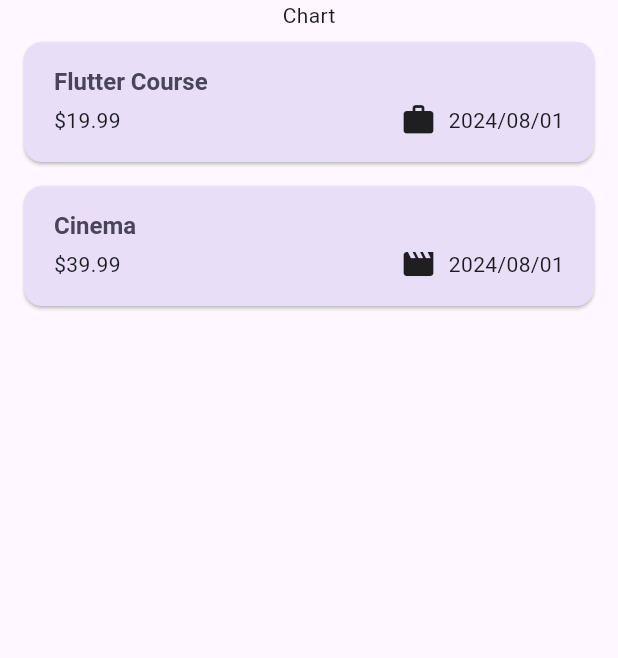
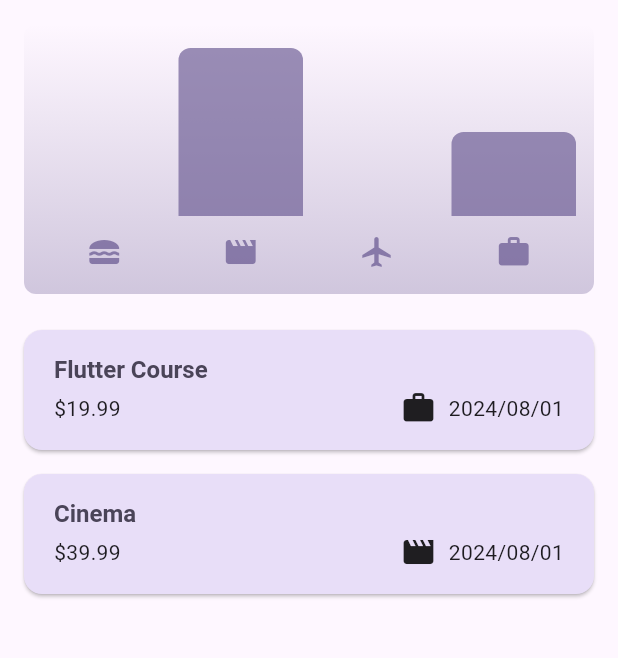
Before and after one commit to hybrid0815/expense_tracker, a Flutter app: the screen it shows after launch, on a phone screen of 412 x 824 dp, the part 84-742 px from its top. Run offline on Flutter 3.47's test engine with Material 3 defaults, Android fonts, the phone set to English and light mode, and no system bars.

Commit message:
first commit

```diff
--- a/lib/expences.dart
+++ b/lib/expences.dart
@@ -1,3 +1,4 @@
+import 'package:expense_tracker/widgets/chart/chart.dart';
 import 'package:expense_tracker/widgets/expenses_list/expense_add.dart';
 import 'package:expense_tracker/widgets/expenses_list/expenses_list.dart';
 import 'package:expense_tracker/models/expense.dart';
@@ -87,7 +88,7 @@ class _ExpensesState extends State<Expenses> {
       ),
       body: Column(
         children: [
-          const Text("Chart"),
+          Chart(expenses: _registeredExpenses),
           Expanded(
             child: mainCOntent,
           ),
--- a/lib/models/expense.dart
+++ b/lib/models/expense.dart
@@ -13,7 +13,7 @@ enum Category {
   work,
 }
 
-const categpryIcons = {
+const categoryIcons = {
   Category.food: Icons.lunch_dining,
   Category.travel: Icons.flight,
   Category.leisure: Icons.movie,
@@ -36,3 +36,26 @@ class Expense {
 
   String get formatedDate => dateFormater.format(date);
 }
+
+class ExpenseBucket {
+  const ExpenseBucket({
+    required this.category,
+    required this.expenses,
+  });
+
+  ExpenseBucket.forCategory(List<Expense> allExpenses, this.category)
+      : expenses = allExpenses
+            .where((expense) => expense.category == category)
+            .toList();
+
+  final Category category;
+  final List<Expense> expenses;
+
+  double get totalExpenses {
+    double total = 0.0;
+    for (var expense in expenses) {
+      total += expense.amount;
+    }
+    return total;
+  }
+}
--- /dev/null
+++ b/lib/widgets/chart/chart.dart
@@ -0,0 +1,95 @@
+import 'package:flutter/material.dart';
+
+import 'package:expense_tracker/widgets/chart/chart_bar.dart';
+import 'package:expense_tracker/models/expense.dart';
+
+class Chart extends StatelessWidget {
+  const Chart({super.key, required this.expenses});
+
+  final List<Expense> expenses;
+
+  List<ExpenseBucket> get buckets {
+    return [
+      ExpenseBucket.forCategory(expenses, Category.food),
+      ExpenseBucket.forCategory(expenses, Category.leisure),
+      ExpenseBucket.forCategory(expenses, Category.travel),
+      ExpenseBucket.forCategory(expenses, Category.work),
+    ];
+  }
+
+  double get maxTotalExpense {
+    double maxTotalExpense = 0;
+
+    for (final bucket in buckets) {
+      if (bucket.totalExpenses > maxTotalExpense) {
+        maxTotalExpense = bucket.totalExpenses;
+      }
+    }
+
+    return maxTotalExpense;
+  }
+
+  @override
+  Widget build(BuildContext context) {
+    final isDarkMode =
+        MediaQuery.of(context).platformBrightness == Brightness.dark;
+    return Container(
+      margin: const EdgeInsets.all(16),
+      padding: const EdgeInsets.symmetric(
+        vertical: 16,
+        horizontal: 8,
+      ),
+      width: double.infinity,
+      height: 180,
+      decoration: BoxDecoration(
+        borderRadius: BorderRadius.circular(8),
+        gradient: LinearGradient(
+          colors: [
+            Theme.of(context).colorScheme.primary.withOpacity(0.3),
+            Theme.of(context).colorScheme.primary.withOpacity(0.0)
+          ],
+          begin: Alignment.bottomCenter,
+          end: Alignment.topCenter,
+        ),
+      ),
+      child: Column(
+        children: [
+          Expanded(
+            child: Row(
+              crossAxisAlignment: CrossAxisAlignment.end,
+              children: [
+                for (final bucket in buckets) // alternative to map()
+                  ChartBar(
+                    fill: bucket.totalExpenses == 0
+                        ? 0
+                        : bucket.totalExpenses / maxTotalExpense,
+                  )
+              ],
+            ),
+          ),
+          const SizedBox(height: 12),
+          Row(
+            children: buckets
+                .map(
+                  (bucket) => Expanded(
+                    child: Padding(
+                      padding: const EdgeInsets.symmetric(horizontal: 4),
+                      child: Icon(
+                        categoryIcons[bucket.category],
+                        color: isDarkMode
+                            ? Theme.of(context).colorScheme.secondary
+                            : Theme.of(context)
+                                .colorScheme
+                                .primary
+                                .withOpacity(0.7),
+                      ),
+                    ),
+                  ),
+                )
+                .toList(),
+          )
+        ],
+      ),
+    );
+  }
+}
--- /dev/null
+++ b/lib/widgets/chart/chart_bar.dart
@@ -0,0 +1,34 @@
+import 'package:flutter/material.dart';
+
+class ChartBar extends StatelessWidget {
+  const ChartBar({
+    super.key,
+    required this.fill,
+  });
+
+  final double fill;
+
+  @override
+  Widget build(BuildContext context) {
+    final isDarkMode =
+        MediaQuery.of(context).platformBrightness == Brightness.dark;
+    return Expanded(
+      child: Padding(
+        padding: const EdgeInsets.symmetric(horizontal: 4),
+        child: FractionallySizedBox(
+          heightFactor: fill,
+          child: DecoratedBox(
+            decoration: BoxDecoration(
+              shape: BoxShape.rectangle,
+              borderRadius:
+                  const BorderRadius.vertical(top: Radius.circular(8)),
+              color: isDarkMode
+                  ? Theme.of(context).colorScheme.secondary
+                  : Theme.of(context).colorScheme.primary.withOpacity(0.65),
+            ),
+          ),
+        ),
+      ),
+    );
+  }
+}
--- a/lib/widgets/expenses_list/expense_item.dart
+++ b/lib/widgets/expenses_list/expense_item.dart
@@ -26,7 +26,7 @@ class ExpenseItem extends StatelessWidget {
               children: [
                 Text('\$${expense.amount.toStringAsFixed(2)}'),
                 const Spacer(),
-                Icon(categpryIcons[expense.category]),
+                Icon(categoryIcons[expense.category]),
                 const SizedBox(width: 8.0),
                 Text(expense.formatedDate),
               ],
```
Also changed, not shown: 1 other file.
